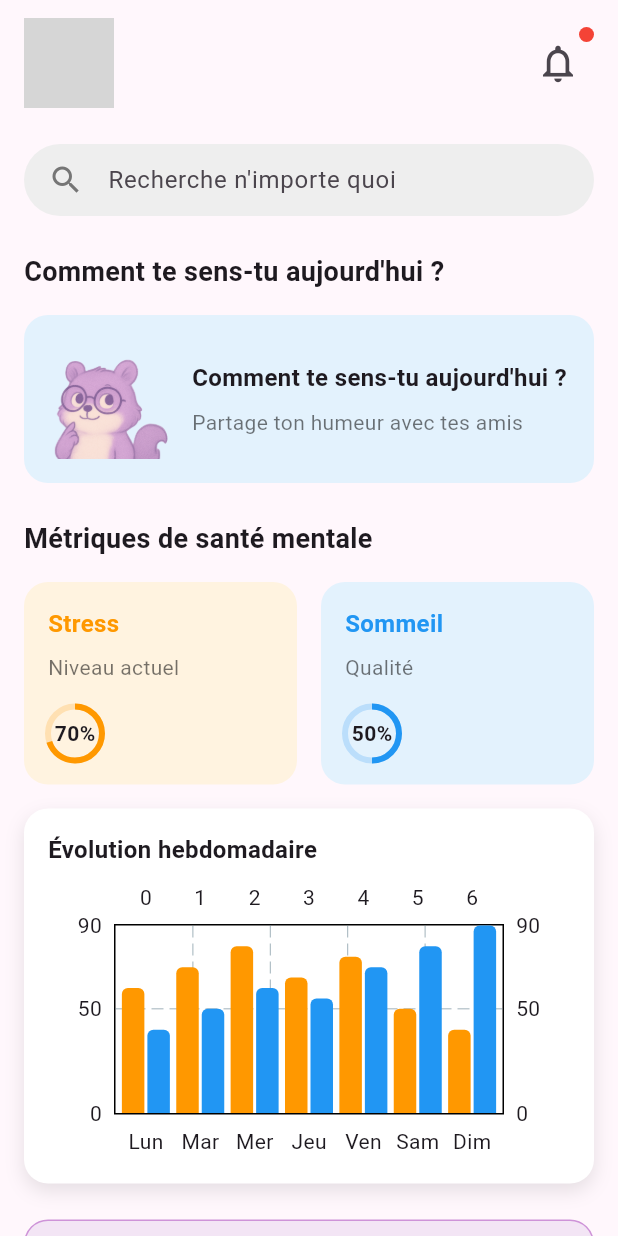
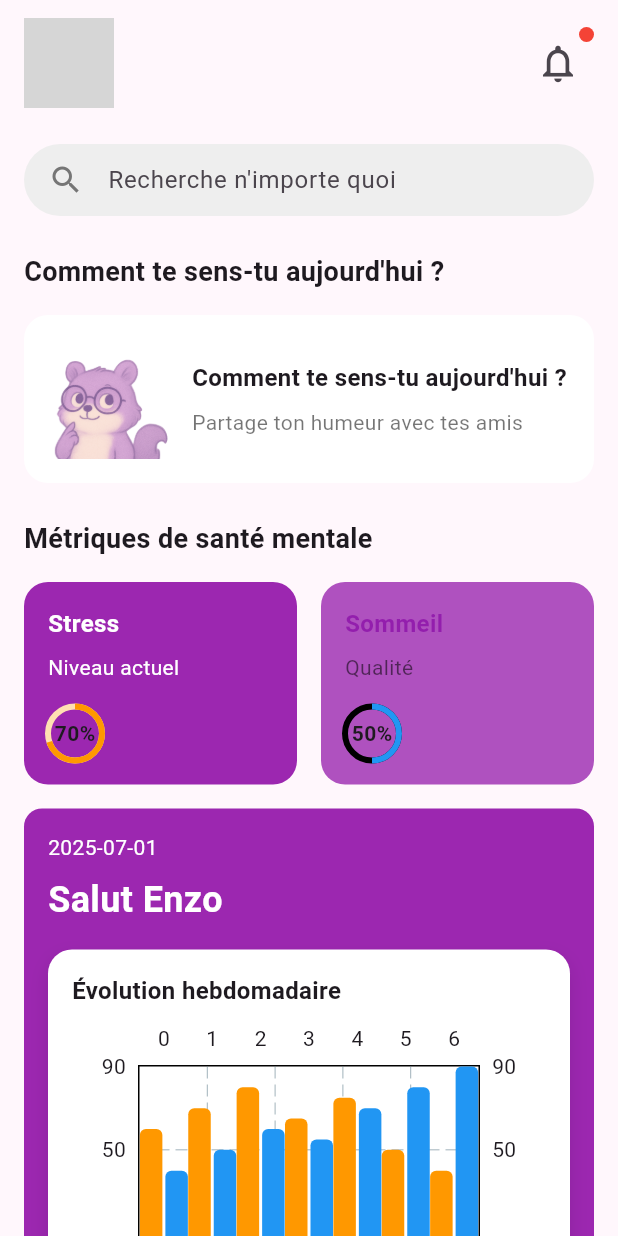
Before and after one commit to noeplantier/FEELOMI, a Flutter app: the ProfilePage screen opened directly, on a phone screen of 412 x 824 dp. Run offline on Flutter 3.47's test engine with Material 3 defaults, Android fonts, the phone set to English and light mode, and no system bars; drawn by our look-alikes of fl_chart; our stand-ins replace font_awesome_flutter, image_picker, lottie, shared_preferences, speech_to_text, table_calendar and 1 more; missing offline and left inert: circle_list; accounts and stored records are empty; Roboto replaces fonts that are missing (Poppins); grey boxes are pictures that could not be loaded.

```diff
--- a/feelomi/lib/better_page.dart
+++ b/feelomi/lib/better_page.dart
@@ -1,4 +1,5 @@
 import 'package:feelomi/custom_back.dart';
+import 'package:feelomi/profile_page.dart';
 import 'package:feelomi/validation_page.dart';
 import 'package:flutter/material.dart';
 import 'package:flutter/services.dart';
@@ -219,7 +220,7 @@ class _BetterPageState extends State<BetterPage> {
                           Navigator.push(
                             context,
                             MaterialPageRoute(
-                              builder: (context) => const ValidationPage(),
+                              builder: (context) => const ProfilePage(),
                             ),
                           );
                         },
--- a/feelomi/lib/home_page.dart
+++ b/feelomi/lib/home_page.dart
@@ -172,7 +172,7 @@ class _HomePageState extends State<HomePage>
                             duration: const Duration(milliseconds: 800),
                             curve: Curves.easeIn,
                             child: const Text(
-                              'Je suis Feelo, ton compagnon IA personnalisé, prêt pour notre aventure ?',
+                              'Je suis Feelo, ton compagnon IA personnalisé, prêt pour l\'aventure ?',
                               style: TextStyle(
                                 fontSize: 20,
                                 fontWeight: FontWeight.w500,
--- a/feelomi/lib/profile_page.dart
+++ b/feelomi/lib/profile_page.dart
@@ -1,5 +1,4 @@
 import 'dart:io';
-import 'package:feelomi/profile_page.dart';
 import 'package:flutter/material.dart';
 import 'package:fl_chart/fl_chart.dart' as charts;
 import 'package:image_picker/image_picker.dart';
@@ -10,6 +9,15 @@ class ProfilePage extends StatefulWidget {
   @override
   _ProfilePageState createState() => _ProfilePageState();
 }
+
+final Color primaryPurple = Colors.purple;
+final Color lightPurple = const Color.fromARGB(
+  101,
+  155,
+  39,
+  176,
+).withOpacity(0.8);
+final Color lighterPurple = Colors.purple.withOpacity(0.6);
 
 class _ProfilePageState extends State<ProfilePage> {
   String? _profileImagePath;
@@ -126,7 +134,7 @@ class _ProfilePageState extends State<ProfilePage> {
     return Container(
       padding: const EdgeInsets.all(16.0),
       decoration: BoxDecoration(
-        color: Colors.blue[50],
+        color: const Color.fromARGB(255, 255, 255, 255),
         borderRadius: BorderRadius.circular(16.0),
       ),
       child: Row(
@@ -171,7 +179,7 @@ class _ProfilePageState extends State<ProfilePage> {
           ],
         ),
         const SizedBox(height: 16.0),
-        _buildMentalHealthChart(),
+        _buildMentalHealthChart(_DummyUserData()),
       ],
     );
   }
@@ -180,7 +188,7 @@ class _ProfilePageState extends State<ProfilePage> {
     return Container(
       padding: const EdgeInsets.all(16.0),
       decoration: BoxDecoration(
-        color: Colors.orange[50],
+        color: primaryPurple,
         borderRadius: BorderRadius.circular(16.0),
       ),
       child: Column(
@@ -191,13 +199,16 @@ class _ProfilePageState extends State<ProfilePage> {
             style: TextStyle(
               fontSize: 16.0,
               fontWeight: FontWeight.bold,
-              color: Colors.orange,
+              color: Color.fromARGB(255, 255, 255, 255),
             ),
           ),
           const SizedBox(height: 8.0),
           const Text(
             "Niveau actuel",
-            style: TextStyle(fontSize: 14.0, color: Colors.black54),
+            style: TextStyle(
+              fontSize: 14.0,
+              color: Color.fromARGB(255, 255, 255, 255),
+            ),
           ),
           const SizedBox(height: 16.0),
           Stack(
@@ -220,7 +231,7 @@ class _ProfilePageState extends State<ProfilePage> {
     return Container(
       padding: const EdgeInsets.all(16.0),
       decoration: BoxDecoration(
-        color: Colors.blue[50],
+        color: lightPurple,
         borderRadius: BorderRadius.circular(16.0),
       ),
       child: Column(
@@ -231,7 +242,7 @@ class _ProfilePageState extends State<ProfilePage> {
             style: TextStyle(
               fontSize: 16.0,
               fontWeight: FontWeight.bold,
-              color: Colors.blue,
+              color: Color.fromARGB(255, 147, 30, 173),
             ),
           ),
           const SizedBox(height: 8.0),
@@ -245,7 +256,7 @@ class _ProfilePageState extends State<ProfilePage> {
             children: [
               CircularProgressIndicator(
                 value: 0.5,
-                backgroundColor: Colors.blue[100],
+                backgroundColor: const Color.fromARGB(255, 0, 0, 0),
                 valueColor: AlwaysStoppedAnimation<Color>(Colors.blue),
               ),
               const Text("50%", style: TextStyle(fontWeight: FontWeight.bold)),
@@ -256,7 +267,7 @@ class _ProfilePageState extends State<ProfilePage> {
     );
   }
 
-  Widget _buildMentalHealthChart() {
+  Widget _buildMentalHealthChart(dynamic userData) {
     final data = [
       _MentalHealthData('Lun', 60, 40),
       _MentalHealthData('Mar', 70, 50),
@@ -268,6 +279,29 @@ class _ProfilePageState extends State<ProfilePage> {
     ];
 
     return Container(
+      padding: const EdgeInsets.all(16),
+      decoration: BoxDecoration(
+        color: primaryPurple,
+        borderRadius: BorderRadius.circular(12),
+      ),
+      child: Column(
+        crossAxisAlignment: CrossAxisAlignment.start,
+        children: [
+          Text(
+            DateTime.now().toString().split(' ')[0],
+            style: const TextStyle(color: Colors.white, fontSize: 14),
+          ),
+          const SizedBox(height: 8),
+          Text(
+            'Salut Enzo',
+            style: const TextStyle(
+              color: Colors.white,
+              fontSize: 24,
+              fontWeight: FontWeight.bold,
+            ),
+          ),
+          const SizedBox(height: 16),
+          Container(
             height: 250,
             padding: const EdgeInsets.all(16.0),
             decoration: BoxDecoration(
@@ -334,6 +368,9 @@ class _ProfilePageState extends State<ProfilePage> {
                         ),
                       ),
                     ),
+                  ),
+                ),
+              ],
             ),
           ),
         ],
@@ -628,6 +665,10 @@ class _MentalHealthData {
   _MentalHealthData(this.day, this.stress, this.sleep);
 }
 
+class _DummyUserData {
+  final String firstName = 'User';
+}
+
 class _AIMessageBubble extends StatelessWidget {
   final String message;
   final bool isUser;
--- a/feelomi/lib/sleeping_page.dart
+++ b/feelomi/lib/sleeping_page.dart
@@ -11,7 +11,8 @@ class SleepingPage extends StatefulWidget {
 }
 
 class _SleepingPageState extends State<SleepingPage> {
-  // Variables pour suivre les choix de l'utilisateur
+  final Color primaryColor = const Color.fromARGB(255, 150, 95, 186);
+  final Color secondaryColor = const Color.fromARGB(255, 90, 0, 150);
   String _sleepQuality = 'Bien'; // Valeur par défaut pour éviter le null
   String _sleepDuration = '7-8 heures'; // Valeur par défaut pour éviter le null
   String _fallingAsleepTime =
@@ -42,8 +43,6 @@ class _SleepingPageState extends State<SleepingPage> {
 
   @override
   Widget build(BuildContext context) {
-    final primaryColor = Theme.of(context).primaryColor;
-
     return Scaffold(
       backgroundColor: Colors.white,
       body: SafeArea(
--- a/feelomi/pubspec.yaml
+++ b/feelomi/pubspec.yaml
@@ -28,7 +28,7 @@ environment:
 # the latest version available on pub.dev. To see which dependencies have newer
 # versions available, run `flutter pub outdated`.
 dependencies:
-
+  table_calendar: ^3.0.9
   # Ajouter ces alternatives
   flutter_tts: ^3.8.5
   dialog_flowtter: ^0.2.0-nullsafety.0  # Pour la reconnaissance vocale basée sur Google DialogFlow
```
Also changed, not shown: feelomi/lib/calendary_page.dart (added, +197 -0 lines), feelomi/lib/health_tracker.dart (+5 -7 lines), feelomi/lib/validation_page.dart (+10 -9 lines), feelomi/pubspec.lock. Lines whose indentation alone changed are shown as unchanged.
